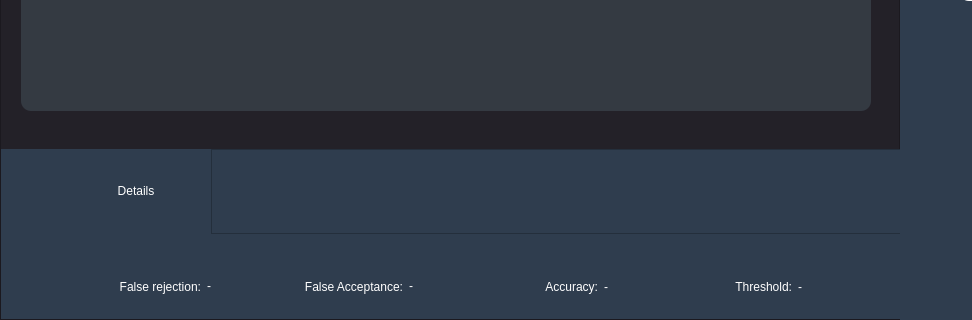
Above: demo_app/uis/foldsverif.ui from souhila1806/PFE_APP before the change; both pictures show x 0 to 972 and y 530 to 850 of the 1100 by 850 pixel window. Below: the same form after it.
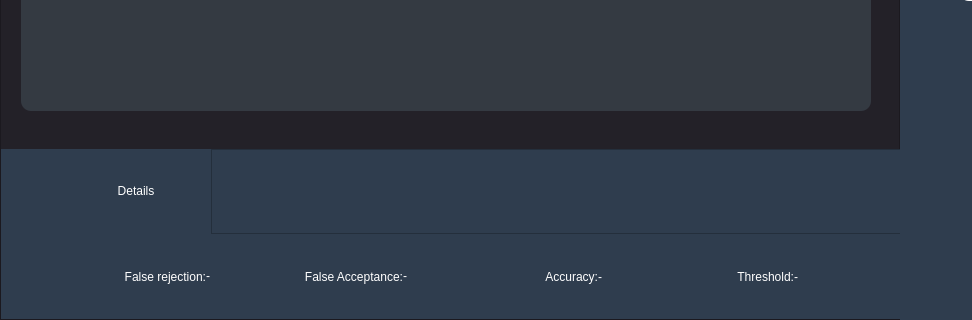
That is the form after the change. Icons and pictures are not drawn.

Commit message: final version all integrated (without changing font)

```diff
--- a/demo_app/uis/foldsverif.ui
+++ b/demo_app/uis/foldsverif.ui
@@ -947,7 +947,7 @@
                <string notr="true">background-color: &quot;transparent&quot;;
 color: rgb(255, 255, 255);
 font: 12pt &quot;Georgia&quot;;
-padding-top:20px</string>
+</string>
               </property>
               <property name="text">
                <string>False rejection:</string>
@@ -969,7 +969,7 @@
                <string notr="true">background-color: &quot;transparent&quot;;
 color: rgb(255, 255, 255);
 font: 12pt &quot;Georgia&quot;;
-padding-top:20px</string>
+</string>
               </property>
               <property name="text">
                <string>-</string>
@@ -984,8 +984,7 @@
               <property name="styleSheet">
                <string notr="true">background-color: &quot;transparent&quot;;
 color: rgb(255, 255, 255);
-font: 12pt &quot;Georgia&quot;;
-padding-top:20px</string>
+font: 12pt &quot;Georgia&quot;;</string>
               </property>
               <property name="text">
                <string>False Acceptance:</string>
@@ -1007,7 +1006,7 @@
                <string notr="true">background-color: &quot;transparent&quot;;
 color: rgb(255, 255, 255);
 font: 12pt &quot;Georgia&quot;;
-padding-top:20px</string>
+</string>
               </property>
               <property name="text">
                <string>-</string>
@@ -1022,8 +1021,7 @@
               <property name="styleSheet">
                <string notr="true">background-color: &quot;transparent&quot;;
 color: rgb(255, 255, 255);
-font: 12pt &quot;Georgia&quot;;
-padding-top:20px</string>
+font: 12pt &quot;Georgia&quot;;</string>
               </property>
               <property name="text">
                <string>Accuracy:</string>
@@ -1038,8 +1036,7 @@
               <property name="styleSheet">
                <string notr="true">background-color: &quot;transparent&quot;;
 color: rgb(255, 255, 255);
-font: 12pt &quot;Georgia&quot;;
-padding-top:20px</string>
+font: 12pt &quot;Georgia&quot;;</string>
               </property>
               <property name="text">
                <string>-</string>
@@ -1051,8 +1048,7 @@
               <property name="styleSheet">
                <string notr="true">background-color: &quot;transparent&quot;;
 color: rgb(255, 255, 255);
-font: 12pt &quot;Georgia&quot;;
-padding-top:20px</string>
+font: 12pt &quot;Georgia&quot;;</string>
               </property>
               <property name="text">
                <string>Threshold:</string>
@@ -1067,8 +1063,7 @@
               <property name="styleSheet">
                <string notr="true">background-color: &quot;transparent&quot;;
 color: rgb(255, 255, 255);
-font: 10pt &quot;Georgia&quot;;
-padding-top:20px</string>
+font: 10pt &quot;Georgia&quot;;</string>
               </property>
               <property name="text">
                <string>-</string>
```
Left out of the diff: 2 changed lines with no effect on the pictures. The commit also changes 27 other files.
